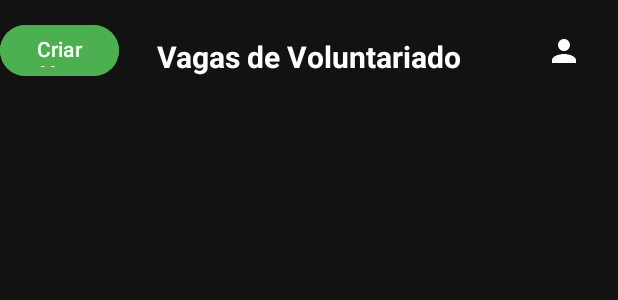
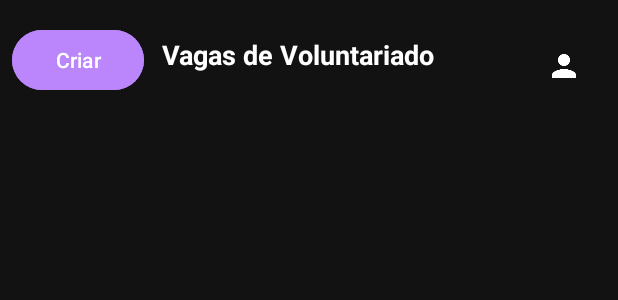
Before and after one commit to iliekrishna/AcordaSocial, an Android app: the layout activity_feed_principal.xml on its own in the app's theme, with its tools: preview values and no code run, on a phone screen of 412 x 824 dp. Shown: the top 300 px of the screen. Run offline under Robolectric (Android 15) with nearby library versions, the phone set to English and light mode, and no system bars.

Commit message:
historico funcionando (faltando somente botao detalhe)

```diff
--- a/app/src/main/java/com/example/acordasocial/Usuario/perfilUsuario.java
+++ b/app/src/main/java/com/example/acordasocial/Usuario/perfilUsuario.java
@@ -121,13 +121,14 @@ public class perfilUsuario extends AppCompatActivity {
         Intent intent = new Intent(perfilUsuario.this, MainActivity.class);
         intent.addFlags(Intent.FLAG_ACTIVITY_CLEAR_TOP | Intent.FLAG_ACTIVITY_NEW_TASK); // Limpa a pilha de atividades
         startActivity(intent);
+        Toast.makeText(perfilUsuario.this, "Usuário Desconectado", Toast.LENGTH_SHORT).show();
         finish();  // Finaliza a activity atual
     }
 
     public void MeusEventos(View view){
         Intent intent = new Intent(perfilUsuario.this, historico_servicos.class);
         startActivity(intent);
-
+        finish();
     }
 
 
--- a/app/src/main/java/com/example/acordasocial/Usuario/telaCadastro.java
+++ b/app/src/main/java/com/example/acordasocial/Usuario/telaCadastro.java
@@ -1,5 +1,6 @@
 package com.example.acordasocial.Usuario;
 
+import android.content.Intent;
 import android.os.Bundle;
 import android.view.View;
 import android.widget.Button;
@@ -54,6 +55,9 @@ public class telaCadastro extends AppCompatActivity {
                     Toast.makeText(telaCadastro.this, "Preencha todos os campos", Toast.LENGTH_SHORT).show();
                 } else {
                     salvarUsuario(nome, email, senha);
+                    Intent intent = new Intent(telaCadastro.this, MainActivity.class);
+                    startActivity(intent);
+                    finish();
                 }
             }
         });
--- a/app/src/main/java/com/example/acordasocial/Vagas/HistoricoAdapter.java
+++ b/app/src/main/java/com/example/acordasocial/Vagas/HistoricoAdapter.java
@@ -25,7 +25,7 @@ public class HistoricoAdapter extends RecyclerView.Adapter<HistoricoAdapter.Hist
 
         public HistoricoViewHolder(@NonNull View itemView) {
             super(itemView);
-            nomeOng = itemView.findViewById(R.id.tvNomeOng);
+            nomeOng = itemView.findViewById(R.id.txtNomeOng);
             descricao = itemView.findViewById(R.id.tvDescricao);
             local = itemView.findViewById(R.id.tvLocal);
             horario = itemView.findViewById(R.id.tvHorario);
--- a/app/src/main/java/com/example/acordasocial/Vagas/Vaga.java
+++ b/app/src/main/java/com/example/acordasocial/Vagas/Vaga.java
@@ -2,10 +2,10 @@ package com.example.acordasocial.Vagas;
 
 public class Vaga {
     private String id;
-    private String nomeOng;
+    private String nomeOng;  // MELHOR deixar como nomeOng direto
     private String descricao;
     private String local;
-    private String horario;  // <-- Novo campo
+    private String horario;
 
     public Vaga() {
     }
--- a/app/src/main/java/com/example/acordasocial/Vagas/VagaAdapter.java
+++ b/app/src/main/java/com/example/acordasocial/Vagas/VagaAdapter.java
@@ -28,7 +28,7 @@ public class VagaAdapter extends RecyclerView.Adapter<VagaAdapter.VagaViewHolder
 
         public VagaViewHolder(@NonNull View itemView) {
             super(itemView);
-            nomeOng = itemView.findViewById(R.id.tvNomeOng);
+            nomeOng = itemView.findViewById(R.id.txtNomeOng);
             descricao = itemView.findViewById(R.id.tvDescricao);
             local = itemView.findViewById(R.id.tvLocal);
             horario = itemView.findViewById(R.id.etHorario );
--- a/app/src/main/java/com/example/acordasocial/feedPrincipal.java
+++ b/app/src/main/java/com/example/acordasocial/feedPrincipal.java
@@ -96,7 +96,7 @@ public class feedPrincipal extends AppCompatActivity {
 
             @Override
             public void onCancelled(com.google.firebase.database.DatabaseError error) {
-                Toast.makeText(feedPrincipal.this, "Erro ao carregar vagas.", Toast.LENGTH_SHORT).show();
+//                Toast.makeText(feedPrincipal.this, "Erro ao carregar vagas.", Toast.LENGTH_SHORT).show();
                 Log.e("FeedPrincipal", "Erro ao buscar vagas", error.toException());
             }
         });
--- a/app/src/main/res/layout/activity_feed_principal.xml
+++ b/app/src/main/res/layout/activity_feed_principal.xml
@@ -11,14 +11,33 @@
 
     <TextView
         android:id="@+id/tvTituloFeed"
+        android:layout_width="0dp"
+        android:layout_height="wrap_content"
+        android:layout_marginStart="12dp"
+        android:layout_marginTop="24dp"
+        android:layout_marginEnd="8dp"
+        android:text="Vagas de Voluntariado"
+        android:textColor="#FFFFFF"
+        android:textSize="18sp"
+        android:textStyle="bold"
+        app:layout_constraintEnd_toStartOf="@+id/btnPerfil"
+        app:layout_constraintHorizontal_bias="0.0"
+        app:layout_constraintStart_toEndOf="@+id/btnCriarVaga"
+        app:layout_constraintTop_toTopOf="parent" />
+
+    <Button
+        android:id="@+id/btnCriarVaga"
         android:layout_width="wrap_content"
         android:layout_height="wrap_content"
-        android:layout_marginTop="24dp"
-        android:text="Vagas de Voluntariado"
+        android:layout_marginStart="8dp"
+        android:layout_marginTop="16dp"
+        android:backgroundTint="#BB86FC"
+        android:paddingStart="12dp"
+        android:paddingTop="8dp"
+        android:paddingEnd="12dp"
+        android:paddingBottom="8dp"
+        android:text="Criar"
         android:textColor="#FFFFFF"
-        android:textSize="20sp"
-        android:textStyle="bold"
-        app:layout_constraintEnd_toEndOf="parent"
         app:layout_constraintStart_toStartOf="parent"
         app:layout_constraintTop_toTopOf="parent" />
 
@@ -26,41 +45,25 @@
         android:id="@+id/btnPerfil"
         android:layout_width="40dp"
         android:layout_height="40dp"
-        android:layout_margin="16dp"
+        android:layout_marginEnd="16dp"
         android:layout_marginTop="24dp"
-        android:layout_marginBottom="50dp"
         android:background="?attr/selectableItemBackgroundBorderless"
         android:contentDescription="Ir para perfil"
         android:src="@drawable/ic_person"
         android:tint="#FFFFFF"
-        app:layout_constraintBottom_toTopOf="@+id/recyclerViewFeed"
-        app:layout_constraintEnd_toEndOf="parent"
-        app:layout_constraintTop_toTopOf="parent" />
+        app:layout_constraintTop_toTopOf="parent"
+        app:layout_constraintEnd_toEndOf="parent"/>
 
     <androidx.recyclerview.widget.RecyclerView
         android:id="@+id/recyclerViewFeed"
         android:layout_width="0dp"
         android:layout_height="0dp"
         android:layout_marginTop="16dp"
+        android:clipToPadding="false"
+        android:padding="16dp"
         app:layout_constraintTop_toBottomOf="@id/tvTituloFeed"
         app:layout_constraintBottom_toBottomOf="parent"
         app:layout_constraintStart_toStartOf="parent"
-        app:layout_constraintEnd_toEndOf="parent"
-        android:clipToPadding="false"
-        android:padding="16dp"/>
+        app:layout_constraintEnd_toEndOf="parent"/>
 
-    <Button
-        android:id="@+id/btnCriarVaga"
-        android:layout_width="79dp"
-        android:layout_height="42dp"
-        android:layout_gravity="end"
-        android:layout_margin="16dp"
-        android:layout_marginTop="24dp"
-        android:layout_marginBottom="50dp"
-        android:backgroundTint="#4CAF50"
-        android:text="Criar Vaga"
-        android:textColor="#FFFFFF"
-        app:layout_constraintBottom_toTopOf="@+id/recyclerViewFeed"
-        app:layout_constraintTop_toTopOf="parent"
-        tools:layout_editor_absoluteX="0dp" />
 </androidx.constraintlayout.widget.ConstraintLayout>
--- a/app/src/main/res/layout/item_feed.xml
+++ b/app/src/main/res/layout/item_feed.xml
@@ -15,7 +15,7 @@
         android:padding="16dp">
 
         <TextView
-            android:id="@+id/tvNomeOng"
+            android:id="@+id/txtNomeOng"
             android:layout_width="0dp"
             android:layout_height="wrap_content"
             android:text="ONG Esperança"
@@ -34,7 +34,7 @@
             android:textColor="#FFFFFF"
             android:textSize="14sp"
             android:layout_marginTop="8dp"
-            app:layout_constraintTop_toBottomOf="@id/tvNomeOng"
+            app:layout_constraintTop_toBottomOf="@id/txtNomeOng"
             app:layout_constraintStart_toStartOf="parent"
             app:layout_constraintEnd_toEndOf="parent"/>
 
--- a/app/src/main/res/layout/item_historico.xml
+++ b/app/src/main/res/layout/item_historico.xml
@@ -15,7 +15,7 @@
         android:padding="16dp">
 
         <TextView
-            android:id="@+id/tvNomeOng"
+            android:id="@+id/txtNomeOng"
             android:layout_width="0dp"
             android:layout_height="wrap_content"
             android:text="ONG Esperança"
@@ -34,7 +34,7 @@
             android:textColor="#FFFFFF"
             android:textSize="14sp"
             android:layout_marginTop="8dp"
-            app:layout_constraintTop_toBottomOf="@id/tvNomeOng"
+            app:layout_constraintTop_toBottomOf="@id/txtNomeOng"
             app:layout_constraintStart_toStartOf="parent"
             app:layout_constraintEnd_toEndOf="parent"/>
 
@@ -62,7 +62,7 @@
             app:layout_constraintEnd_toEndOf="parent"
             app:layout_constraintHorizontal_bias="0.0"
             app:layout_constraintStart_toStartOf="parent"
-            app:layout_constraintTop_toBottomOf="@id/tvNomeOng" />
+            app:layout_constraintTop_toBottomOf="@id/txtNomeOng" />
 
         <Button
             android:id="@+id/btnDetalhes"
```
Also changed, not shown: app/src/main/java/com/example/acordasocial/Usuario/historico_servicos.java (+12 -1 lines), app/src/main/res/layout/activity_historico_servicos.xml (+18 -16 lines).
